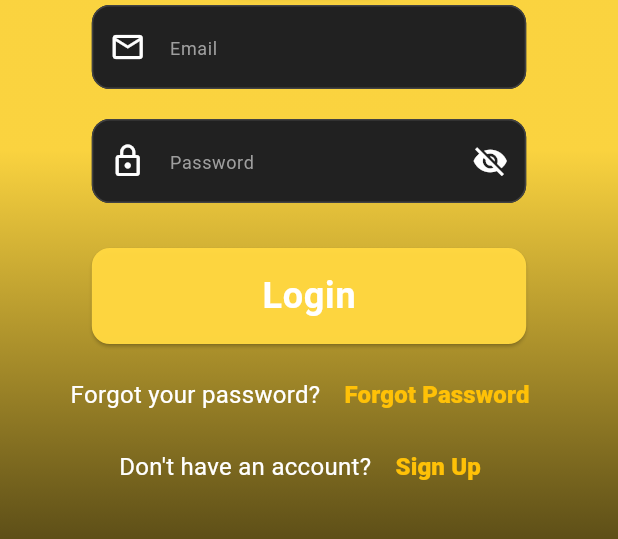
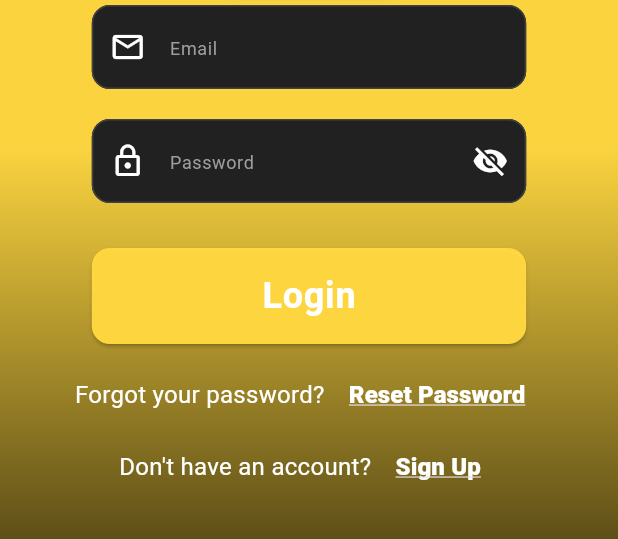
Before and after one commit to dahdoulan/tevly-client, a Flutter app: the screen it shows after launch, on a phone screen of 412 x 824 dp, the part 469-1008 px from its top. Run offline on Flutter 3.47's test engine with Material 3 defaults, Android fonts, the phone set to English and light mode, and no system bars; our stand-ins replace cached_network_image, chewie, dotted_border, timeago, video_player; missing offline and left inert: flutter_dropzone; accounts and stored records are empty.

Commit message:
Dont worry about this one

```diff
--- a/lib/auth_components/pages/login.dart
+++ b/lib/auth_components/pages/login.dart
@@ -170,7 +170,7 @@ class _LoginPageState extends State<LoginPage> {
         TextButton(
           onPressed: () => Navigator.pushNamed(context, '/forgot-password'),
           child: Text(
-            "Forgot Password",
+            "Reset Password",
             style: AppTheme.linkStyle,
           ),
         ),
--- a/lib/home_component/models/theme.dart
+++ b/lib/home_component/models/theme.dart
@@ -64,10 +64,11 @@ class AppTheme {
     backgroundColor: surfaceColor,
   );
 
-  static final linkStyle = TextStyle(
+  static const linkStyle =  TextStyle(
     fontSize: 16,
-    color: Colors.amber,
+    color: Colors.white,
     fontWeight: FontWeight.w800,
+    decoration: TextDecoration.underline,
   );
 
   static final errorTextStyle = TextStyle(
```
